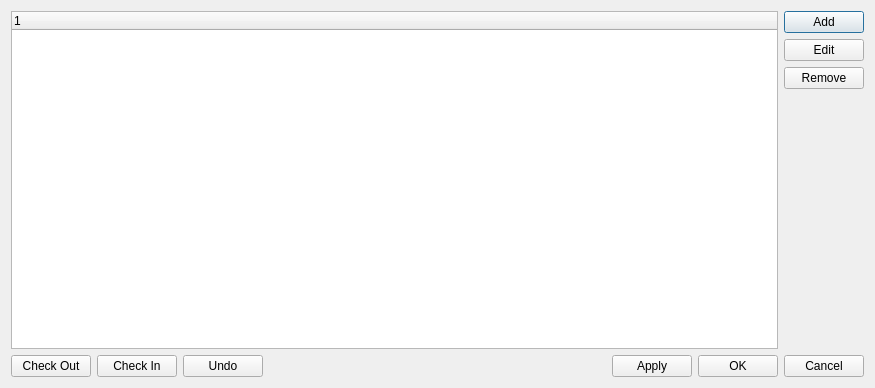
Old version of the form u7/DialogConnectionsEditor.ui in the repository whiteman-kr/u7set.
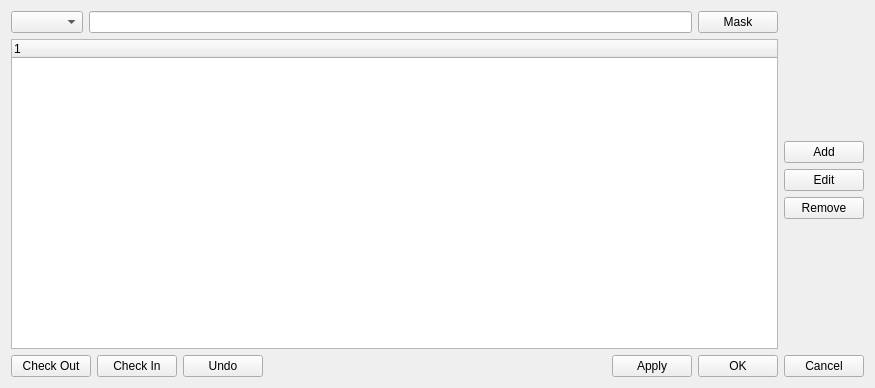
New version of the form.

Commit message: RPCT-1106, u7: added mask and filter in DialogConnectinosEditor

Patch:
```diff
--- a/u7/DialogConnectionsEditor.ui
+++ b/u7/DialogConnectionsEditor.ui
@@ -15,10 +15,32 @@
   </property>
   <layout class="QGridLayout" name="gridLayout">
    <item row="0" column="0">
+    <layout class="QVBoxLayout" name="verticalLayout_3">
+     <item>
+      <layout class="QHBoxLayout" name="horizontalLayout_3">
+       <item>
     <layout class="QVBoxLayout" name="verticalLayout">
      <item>
       <layout class="QHBoxLayout" name="horizontalLayout">
        <item>
+            <widget class="QComboBox" name="m_maskType"/>
+           </item>
+           <item>
+            <widget class="QLineEdit" name="m_mask"/>
+           </item>
+           <item>
+            <widget class="QPushButton" name="m_applyMask">
+             <property name="text">
+              <string>Mask</string>
+             </property>
+             <property name="autoDefault">
+              <bool>false</bool>
+             </property>
+            </widget>
+           </item>
+          </layout>
+         </item>
+         <item>
         <widget class="QTreeWidget" name="m_list">
          <property name="rootIsDecorated">
           <bool>false</bool>
@@ -30,13 +52,31 @@
          </column>
         </widget>
        </item>
+        </layout>
+       </item>
        <item>
         <layout class="QVBoxLayout" name="verticalLayout_2">
+         <item>
+          <spacer name="verticalSpacer_2">
+           <property name="orientation">
+            <enum>Qt::Vertical</enum>
+           </property>
+           <property name="sizeHint" stdset="0">
+            <size>
+             <width>20</width>
+             <height>40</height>
+            </size>
+           </property>
+          </spacer>
+         </item>
          <item>
           <widget class="QPushButton" name="m_Add">
            <property name="text">
             <string>Add</string>
            </property>
+           <property name="autoDefault">
+            <bool>false</bool>
+           </property>
           </widget>
          </item>
          <item>
@@ -44,6 +84,9 @@
            <property name="text">
             <string>Edit</string>
            </property>
+           <property name="autoDefault">
+            <bool>false</bool>
+           </property>
           </widget>
          </item>
          <item>
@@ -51,6 +94,9 @@
            <property name="text">
             <string>Remove</string>
            </property>
+           <property name="autoDefault">
+            <bool>false</bool>
+           </property>
           </widget>
          </item>
          <item>
@@ -77,6 +123,9 @@
          <property name="text">
           <string>Check Out</string>
          </property>
+         <property name="autoDefault">
+          <bool>false</bool>
+         </property>
         </widget>
        </item>
        <item>
@@ -84,6 +133,9 @@
          <property name="text">
           <string>Check In</string>
          </property>
+         <property name="autoDefault">
+          <bool>false</bool>
+         </property>
         </widget>
        </item>
        <item>
@@ -91,6 +143,9 @@
          <property name="text">
           <string>Undo</string>
          </property>
+         <property name="autoDefault">
+          <bool>false</bool>
+         </property>
         </widget>
        </item>
        <item>
@@ -111,6 +166,9 @@
          <property name="text">
           <string>Apply</string>
          </property>
+         <property name="autoDefault">
+          <bool>false</bool>
+         </property>
         </widget>
        </item>
        <item>
@@ -118,6 +176,9 @@
          <property name="text">
           <string>OK</string>
          </property>
+         <property name="autoDefault">
+          <bool>false</bool>
+         </property>
         </widget>
        </item>
        <item>
@@ -125,6 +186,9 @@
          <property name="text">
           <string>Cancel</string>
          </property>
+         <property name="autoDefault">
+          <bool>false</bool>
+         </property>
         </widget>
        </item>
       </layout>
```
Lines whose indentation alone changed are shown as unchanged. The commit also changes 4 other files.
